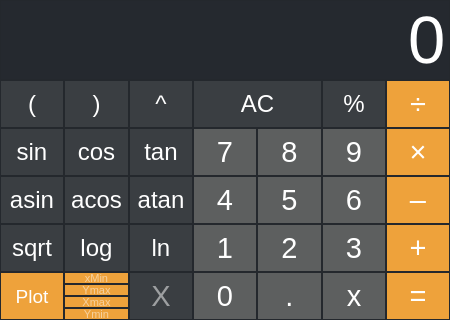
Old version of the form src/app/mainwindow.ui in the repository bansheewaltz/c-graphing-calculator.
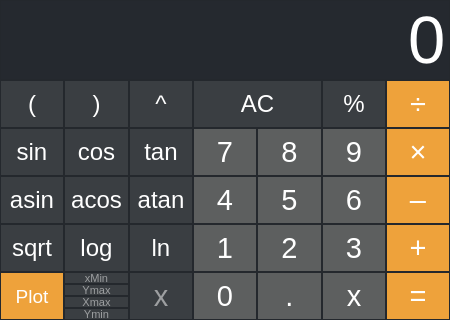
New version of the form. Custom widgets are drawn as their Qt base class.

Commit message: src:app:ui: get back animation

What changed in the file:
```diff
--- a/src/app/mainwindow.ui
+++ b/src/app/mainwindow.ui
@@ -91,7 +91,7 @@
          <number>0</number>
         </property>
         <item>
-         <layout class="QGridLayout" name="functionsLayout" rowstretch="1,1,1,1,1" columnstretch="1,1,1,0,0,0">
+         <layout class="QGridLayout" name="functionsLayout" rowstretch="1,1,1,1,1" columnstretch="1,1,1">
           <property name="spacing">
            <number>0</number>
           </property>
@@ -505,7 +505,7 @@
              <set>Qt::AlignCenter</set>
             </property>
             <property name="placeholderText">
-             <string>X</string>
+             <string>x</string>
             </property>
            </widget>
           </item>
@@ -532,7 +532,7 @@
               </property>
               <property name="styleSheet">
                <string notr="true">QLineEdit {
-  background-color: rgb(238, 162, 59);
+  background-color: rgb(58, 62, 66);
   color: white; 
   border: 1px solid rgb(36, 40, 45);
 }
@@ -567,7 +567,7 @@
               </property>
               <property name="styleSheet">
                <string notr="true">QLineEdit {
-  background-color: rgb(238, 162, 59);
+  background-color: rgb(58, 62, 66);
   color: white; 
   border: 1px solid rgb(36, 40, 45);
 }
@@ -602,7 +602,7 @@
               </property>
               <property name="styleSheet">
                <string notr="true">QLineEdit {
-  background-color: rgb(238, 162, 59);
+  background-color: rgb(58, 62, 66);
   color: white; 
   border: 1px solid rgb(36, 40, 45);
 }
@@ -637,7 +637,7 @@
               </property>
               <property name="styleSheet">
                <string notr="true">QLineEdit {
-  background-color: rgb(238, 162, 59);
+  background-color: rgb(58, 62, 66);
   color: white; 
   border: 1px solid rgb(36, 40, 45);
 }
```
The commit also changes 2 other files.
